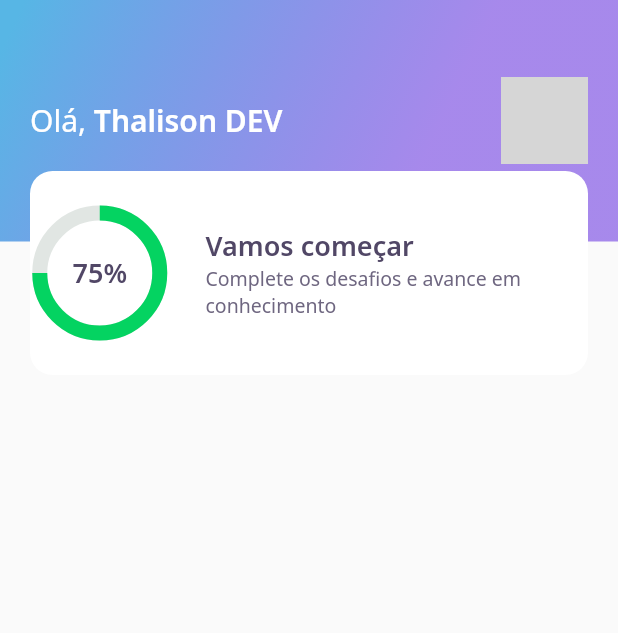
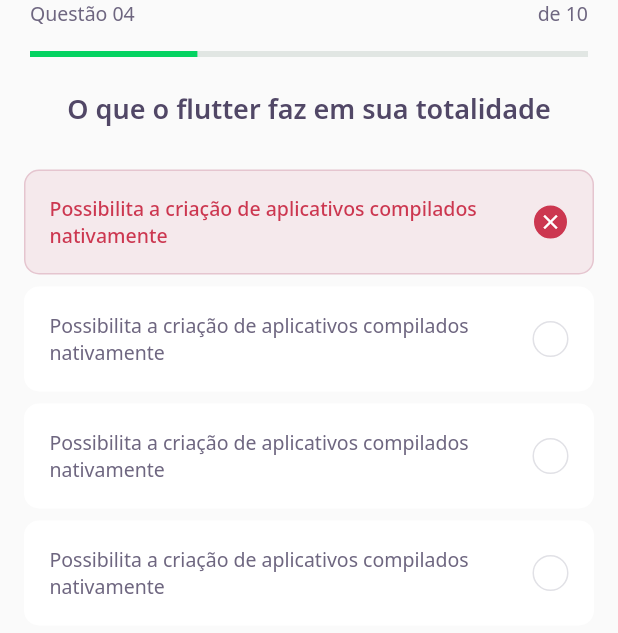
Before and after one commit to Thalisonh/NLW05-flutter, a Flutter app: the screen it shows after launch, on a phone screen of 412 x 824 dp. Shown: the top 633 px of the screen. Run offline on Flutter 3.47's test engine with Material 2 defaults, Android fonts, the phone set to English and light mode, and no system bars; our stand-ins replace google_fonts; grey boxes are pictures that could not be loaded.

Commit message:
Segundo dia da NLW05

```diff
--- /dev/null
+++ b/lib/challenge/challenge.dart
@@ -0,0 +1,25 @@
+import 'package:devquiz/challenge/widgets/question_indicator/question_indicator_widget.dart';
+import 'package:devquiz/challenge/widgets/quiz/quiz_widget.dart';
+import 'package:flutter/material.dart';
+
+class ChallengePage extends StatefulWidget {
+  ChallengePage({Key? key}) : super(key: key);
+
+  @override
+  _ChallengePageState createState() => _ChallengePageState();
+}
+
+class _ChallengePageState extends State<ChallengePage> {
+  @override
+  Widget build(BuildContext context) {
+    return Scaffold(
+      appBar: PreferredSize(
+        preferredSize: Size.fromHeight(60),
+        child: SafeArea(
+          top: true,
+          child: QuestionIndicatorWidget()),
+      ),
+      body: QuizWidget(title: "O que o flutter faz em sua totalidade",),
+    );
+  }
+}
--- /dev/null
+++ b/lib/challenge/widgets/awnser/awnser_widget.dart
@@ -0,0 +1,83 @@
+import 'package:devquiz/core/app_colors.dart';
+import 'package:devquiz/core/core.dart';
+import 'package:flutter/material.dart';
+
+class AwnserWidget extends StatelessWidget {
+  final String title;
+  final bool isRight;
+  final bool isSelected;
+
+  const AwnserWidget({
+    Key? key,
+    required this.title,
+    this.isRight = false,
+    this.isSelected = false,
+  }) : super(key: key);
+
+  Color get _selectedColorRight =>
+      isRight ? AppColors.darkGreen : AppColors.darkRed;
+
+  Color get _selectedBorderRight =>
+      isRight ? AppColors.lightGreen : AppColors.lightRed;
+
+  Color get _selectedColorCardRight =>
+      isRight ? AppColors.lightGreen : AppColors.lightRed;
+
+  Color get _selectedBorderCardRight =>
+      isRight ? AppColors.green : AppColors.red;
+
+  TextStyle get _selectedTextStyleRight =>
+      isRight ? AppTextStyles.bodyDarkGreen : AppTextStyles.bodyDarkRed;
+
+  IconData get _selectedIconRight => isRight ? Icons.check : Icons.close;
+
+  @override
+  Widget build(BuildContext context) {
+    return Padding(
+      padding: const EdgeInsets.symmetric(horizontal: 16, vertical: 4,),
+      child: Container(
+        padding: const EdgeInsets.all(16),
+        decoration: BoxDecoration(
+          color: isSelected ? _selectedColorCardRight : AppColors.white,
+          borderRadius: BorderRadius.circular(10),
+          border: Border.fromBorderSide(
+            BorderSide(
+                color: isSelected ? _selectedBorderCardRight : AppColors.white),
+          ),
+        ),
+        child: Row(
+          mainAxisAlignment: MainAxisAlignment.spaceBetween,
+          children: [
+            Expanded(
+              child: Text(
+                title,
+                style:
+                    isSelected ? _selectedTextStyleRight : AppTextStyles.body,
+              ),
+            ),
+            Container(
+              height: 24,
+              width: 24,
+              decoration: BoxDecoration(
+                color: isSelected ? _selectedColorRight : AppColors.white,
+                borderRadius: BorderRadius.circular(500),
+                border: Border.fromBorderSide(
+                  BorderSide(
+                    color: isSelected ? _selectedBorderRight : AppColors.border,
+                  ),
+                ),
+              ),
+              child: isSelected
+               ? Icon(
+                _selectedIconRight,
+                size: 16,
+                color: Colors.white,
+              )
+              : null,
+            )
+          ],
+        ),
+      ),
+    );
+  }
+}
--- /dev/null
+++ b/lib/challenge/widgets/question_indicator/question_indicator_widget.dart
@@ -0,0 +1,37 @@
+import 'package:devquiz/core/core.dart';
+import 'package:devquiz/shared/widgets/progress_indicator/progress_indicator_widget.dart';
+import 'package:flutter/material.dart';
+
+class QuestionIndicatorWidget extends StatelessWidget {
+  const QuestionIndicatorWidget({Key? key}) : super(key: key);
+
+  @override
+  Widget build(BuildContext context) {
+    return Container(
+      padding: const EdgeInsets.symmetric(
+              horizontal: 20,
+            ),
+      child: Column(
+        children: [
+          Row(
+            mainAxisAlignment: MainAxisAlignment.spaceBetween,
+            children: [
+              Text(
+                "Questão 04",
+                style: AppTextStyles.body,
+              ),
+              Text(
+                "de 10",
+                style: AppTextStyles.body,
+              ),
+            ],
+          ),
+          SizedBox(
+            height: 16,
+          ),
+          ProgressIndicatorWidget(value: 0.7),
+        ],
+      ),
+    );
+  }
+}
--- /dev/null
+++ b/lib/challenge/widgets/quiz/quiz_widget.dart
@@ -0,0 +1,43 @@
+import 'package:devquiz/challenge/widgets/awnser/awnser_widget.dart';
+import 'package:devquiz/core/core.dart';
+import 'package:flutter/material.dart';
+
+class QuizWidget extends StatelessWidget {
+  final String title;
+  const QuizWidget({Key? key, required this.title}) : super(key: key);
+
+  @override
+  Widget build(BuildContext context) {
+    return Container(
+      child: Column(
+        children: [
+          Text(
+            title,
+            style: AppTextStyles.heading,
+          ),
+          SizedBox(
+            height: 24,
+          ),
+          AwnserWidget(
+            isRight: false,
+            isSelected: true,
+            title:
+                "Possibilita a criação de aplicativos compilados nativamente",
+          ),
+          AwnserWidget(
+            title:
+                "Possibilita a criação de aplicativos compilados nativamente",
+          ),
+          AwnserWidget(
+            title:
+                "Possibilita a criação de aplicativos compilados nativamente",
+          ),
+          AwnserWidget(
+            title:
+                "Possibilita a criação de aplicativos compilados nativamente",
+          ),
+        ],
+      ),
+    );
+  }
+}
--- a/lib/core/app_widget.dart
+++ b/lib/core/app_widget.dart
@@ -1,4 +1,5 @@
 // import 'package:devquiz/home/home_page.dart';
+import 'package:devquiz/challenge/challenge.dart';
 import 'package:devquiz/home/home_page.dart';
 import 'package:devquiz/splash/splash_page.dart';
 import 'package:flutter/material.dart';
@@ -8,7 +9,7 @@ class AppWidget extends StatelessWidget {
   Widget build(BuildContext context) {
     return MaterialApp(
       title: "DevQuiz",
-      home: HomePage(),
+      home: ChallengePage(),
     );
   }
 }
--- /dev/null
+++ b/lib/shared/widgets/progress_indicator/progress_indicator_widget.dart
@@ -0,0 +1,16 @@
+import 'package:devquiz/core/app_colors.dart';
+import 'package:flutter/material.dart';
+
+class ProgressIndicatorWidget extends StatelessWidget {
+  final double value;
+  const ProgressIndicatorWidget({Key? key, required this.value}) : super(key: key);
+
+  @override
+  Widget build(BuildContext context) {
+    return LinearProgressIndicator(
+      value: 0.3,
+      backgroundColor: AppColors.chartSecondary,
+      valueColor: AlwaysStoppedAnimation<Color>(AppColors.chartPrimary),
+    );
+  }
+}
--- a/lib/widgets/score_card/score_card_widget.dart
+++ b/lib/widgets/score_card/score_card_widget.dart
@@ -15,6 +15,8 @@ class ScoreCardWidget extends StatelessWidget {
           color: AppColors.white,
           borderRadius: BorderRadius.circular(15)
         ),
+        child: Padding(
+          padding: const EdgeInsets.symmetric(horizontal: 24),
           child: Row(
             crossAxisAlignment: CrossAxisAlignment.center,
             children: [
@@ -39,6 +41,7 @@ class ScoreCardWidget extends StatelessWidget {
             ],
           ),
         ),
+      ),
     );
   }
 }
```
Also changed, not shown: lib/home/home_page.dart (+45 -1 lines), lib/widgets/level_button/level_button_widget.dart (added, +62 -0 lines), lib/widgets/quiz_card/quiz_card_widget.dart (added, +56 -0 lines). Lines whose indentation alone changed are shown as unchanged.
